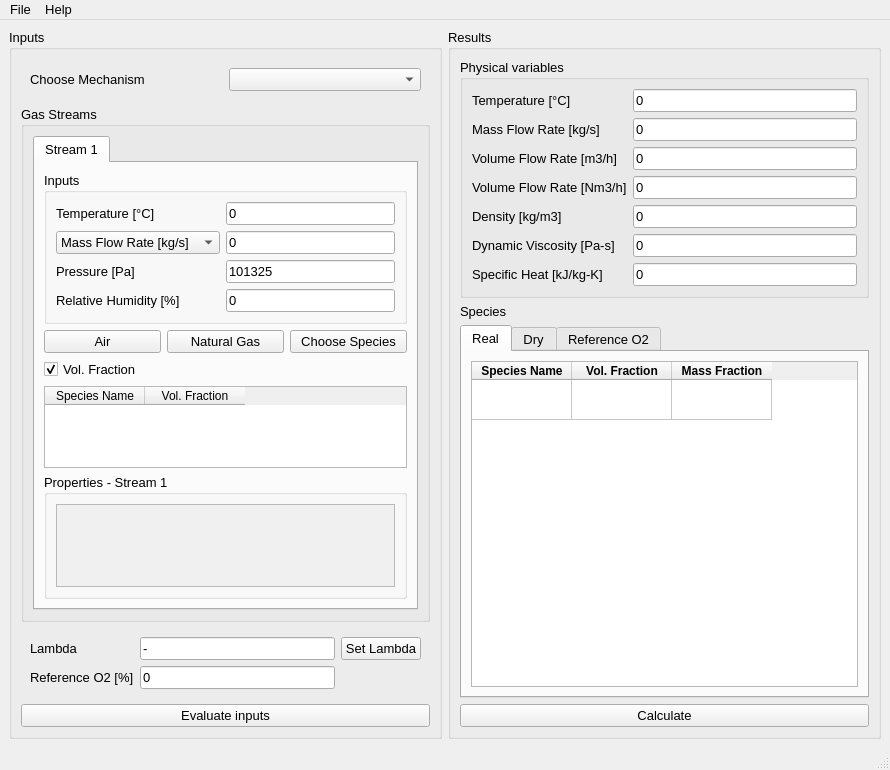
First picture: the form in GasComb_v3.ui, repository UPEI-CFD/GasComb, before the edit.
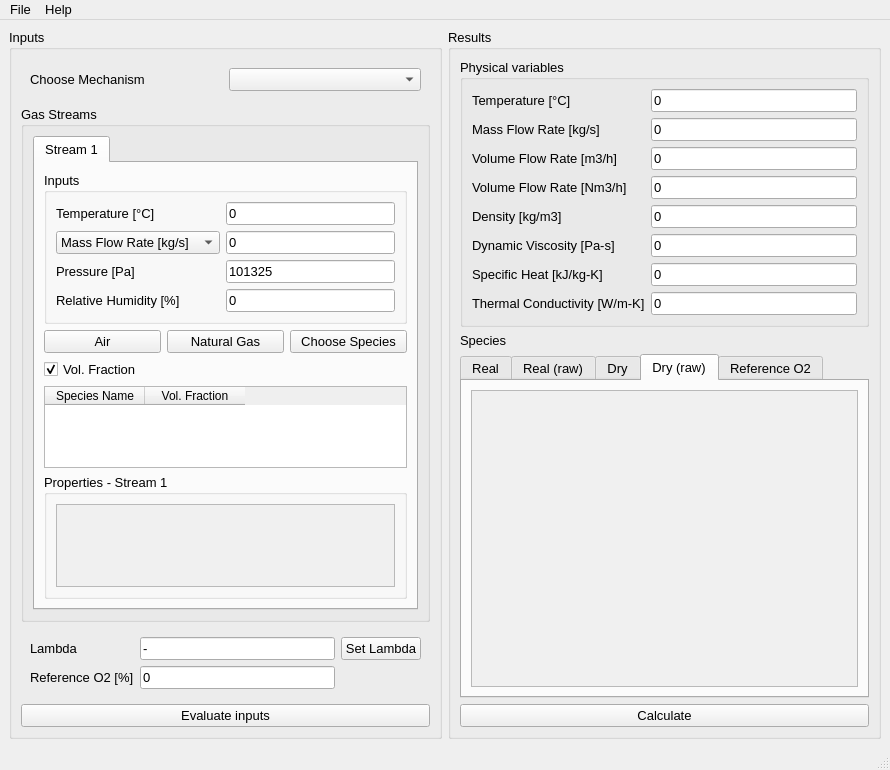
Second picture: the form after the edit. Icons and pictures are not drawn.

Diff of the .ui file:
```diff
--- a/GasComb_v3.ui
+++ b/GasComb_v3.ui
@@ -469,6 +469,23 @@
             </property>
            </widget>
           </item>
+          <item row="7" column="0">
+           <widget class="QLabel" name="label_15">
+            <property name="text">
+             <string>Thermal Conductivity [W/m-K]</string>
+            </property>
+           </widget>
+          </item>
+          <item row="7" column="1">
+           <widget class="QLineEdit" name="lineEdit_conduct">
+            <property name="text">
+             <string>0</string>
+            </property>
+            <property name="readOnly">
+             <bool>true</bool>
+            </property>
+           </widget>
+          </item>
          </layout>
         </widget>
        </item>
@@ -488,7 +505,7 @@
        <item>
         <widget class="QTabWidget" name="tabWidget">
          <property name="currentIndex">
-          <number>0</number>
+          <number>3</number>
          </property>
          <widget class="QWidget" name="tab_real">
           <attribute name="title">
@@ -571,6 +588,31 @@
            </item>
           </layout>
          </widget>
+         <widget class="QWidget" name="tab_real_txt">
+          <attribute name="title">
+           <string>Real (raw)</string>
+          </attribute>
+          <layout class="QVBoxLayout" name="verticalLayout_8">
+           <item>
+            <widget class="QPlainTextEdit" name="plainTextEdit_realTxt">
+             <property name="font">
+              <font>
+               <pointsize>10</pointsize>
+              </font>
+             </property>
+             <property name="styleSheet">
+              <string notr="true">background-color: rgb(240, 240, 240);</string>
+             </property>
+             <property name="lineWrapMode">
+              <enum>QPlainTextEdit::NoWrap</enum>
+             </property>
+             <property name="readOnly">
+              <bool>true</bool>
+             </property>
+            </widget>
+           </item>
+          </layout>
+         </widget>
          <widget class="QWidget" name="tab_Dry">
           <attribute name="title">
            <string>Dry</string>
@@ -652,6 +694,31 @@
            </item>
           </layout>
          </widget>
+         <widget class="QWidget" name="tab_2">
+          <attribute name="title">
+           <string>Dry (raw)</string>
+          </attribute>
+          <layout class="QVBoxLayout" name="verticalLayout_9">
+           <item>
+            <widget class="QPlainTextEdit" name="plainTextEdit_dryTxt">
+             <property name="font">
+              <font>
+               <pointsize>10</pointsize>
+              </font>
+             </property>
+             <property name="styleSheet">
+              <string notr="true">background-color: rgb(240, 240, 240);</string>
+             </property>
+             <property name="lineWrapMode">
+              <enum>QPlainTextEdit::NoWrap</enum>
+             </property>
+             <property name="readOnly">
+              <bool>true</bool>
+             </property>
+            </widget>
+           </item>
+          </layout>
+         </widget>
          <widget class="QWidget" name="tab_Ref">
           <attribute name="title">
            <string>Reference O2</string>
```
Left out of the diff: 95 changed lines with no effect on the pictures.
